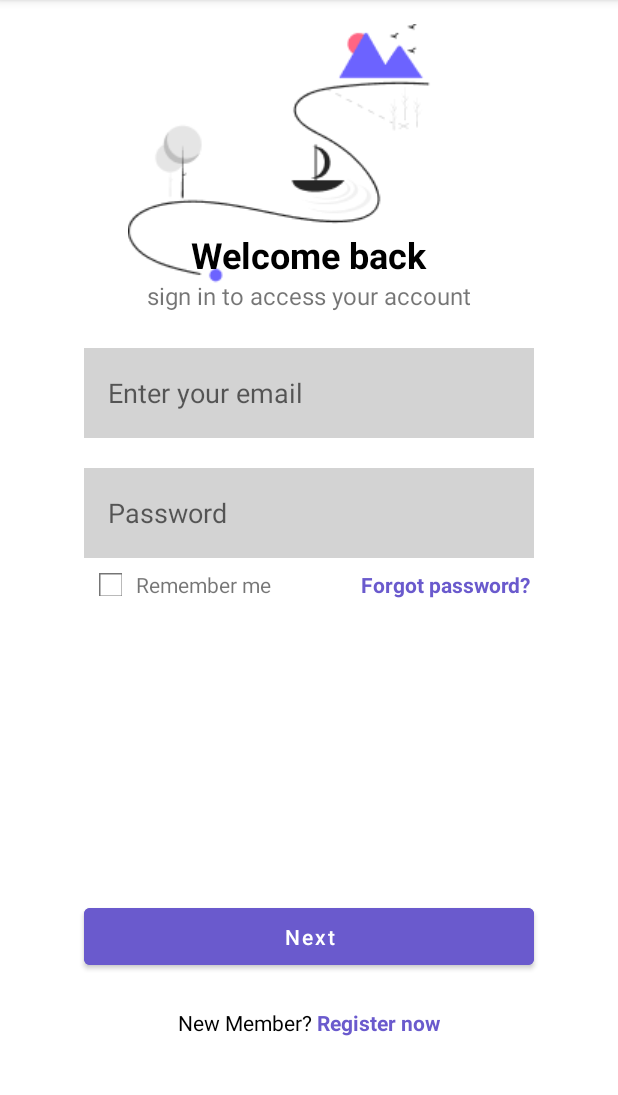
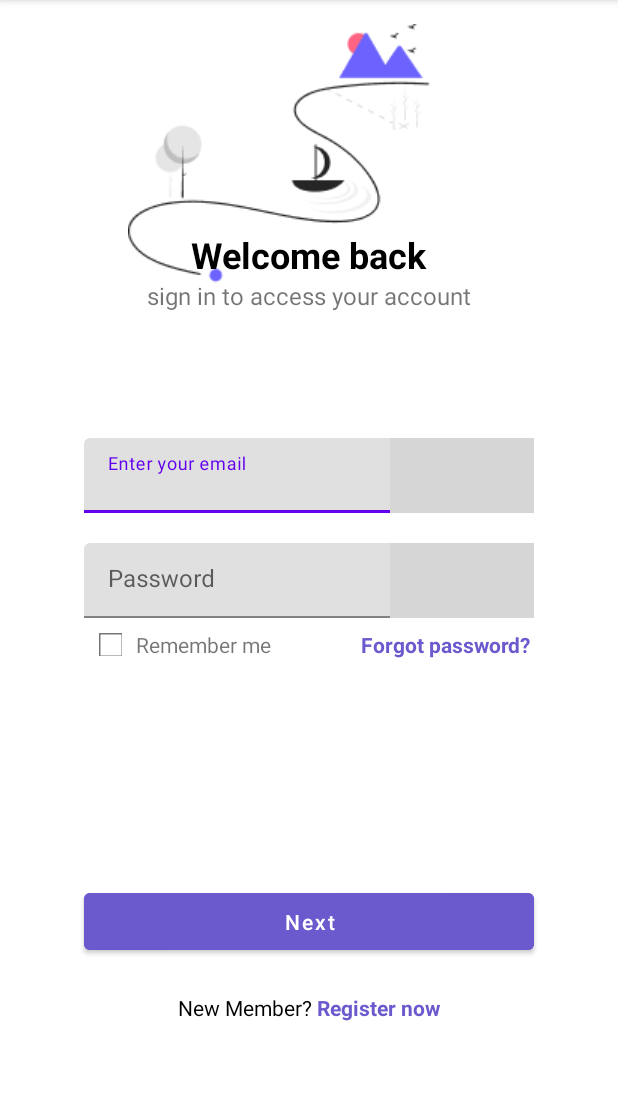
Before and after one commit to OleksandraLishchenko/assignment, an Android app: the screen it shows after launch (MainActivity), on a phone screen of 412 x 824 dp, the part 84-1179 px from its top. Run offline under Robolectric (Android 15) with nearby library versions, the phone set to English and light mode, and no system bars; grey boxes are pictures that could not be loaded.

Commit message:
Initial Commit

```diff
--- a/app/src/main/res/layout/activity_main.xml
+++ b/app/src/main/res/layout/activity_main.xml
@@ -3,6 +3,7 @@
     xmlns:tools="http://schemas.android.com/tools"
     android:layout_width="match_parent"
     android:layout_height="match_parent"
+    xmlns:app="http://schemas.android.com/apk/res-auto"
     tools:context=".MainActivity">
     <?xml version="1.0" encoding="utf-8"?>
 
@@ -42,22 +43,64 @@
             android:text="sign in to access your account"
             android:textSize="16sp" />
 
-        <EditText
+        <com.google.android.material.textfield.TextInputLayout
+            android:id="@+id/emailInput"
+            android:layout_width="300dp"
+            android:layout_height="50dp"
+            android:layout_gravity="center_horizontal"
+            android:hint="Enter your email"
+            android:layout_marginTop="60dp"
+            app:endIconMode="custom"
+            app:endIconDrawable="@drawable/mail">
+
+
+            <com.google.android.material.textfield.TextInputEditText
+                android:layout_width="match_parent"
+                android:layout_height="wrap_content"
+                />
+
+        </com.google.android.material.textfield.TextInputLayout>
+
+       <!--<EditText
+            android:id="@+id/emailInput"
             android:layout_width="300dp"
             android:layout_height="60dp"
             android:layout_gravity="center_horizontal"
             android:hint="Enter your email"
             android:padding="16dp"
-            android:background="#D3D3D3"/>
+           android:layout_marginTop="60dp"
+            android:background="#D3D3D3"/>-->
 
-        <EditText
+        <com.google.android.material.textfield.TextInputLayout
+            android:id="@+id/passlInput"
+            android:layout_width="300dp"
+            android:layout_height="50dp"
+            android:layout_gravity="center_horizontal"
+            android:hint="Password"
+            android:layout_marginTop="20dp"
+            app:endIconMode="custom"
+            app:endIconDrawable="@drawable/lock"
+            >
+
+
+
+            <com.google.android.material.textfield.TextInputEditText
+                android:layout_width="match_parent"
+                android:layout_height="wrap_content"
+                />
+
+        </com.google.android.material.textfield.TextInputLayout>
+
+
+
+        <!--<EditText
             android:layout_width="300dp"
             android:layout_height="60dp"
             android:layout_gravity="center_horizontal"
             android:layout_marginTop="20dp"
             android:hint="Password"
             android:padding="16dp"
-            android:background="#D3D3D3"/>
+            android:background="#D3D3D3"/>-->
 
 
 
@@ -83,6 +126,7 @@
                 android:text="Remember me"
                 android:textSize="14sp" />
 
+
             <TextView
                 android:layout_width="wrap_content"
                 android:layout_height="wrap_content"
@@ -91,7 +135,7 @@
                 android:text="Forgot password?"
                 android:textColor="#6A5ACD"
                 android:textStyle="bold"
-                android:textSize="14sp" />
+                android:textSize="14sp"/>
 
 
 
@@ -102,7 +146,7 @@
             android:layout_width="300dp"
             android:layout_height="50dp"
             android:layout_gravity="center"
-            android:layout_marginTop="200dp"
+            android:layout_marginTop="150dp"
             android:layout_marginBottom="9dp"
             android:backgroundTint="#6A5ACD"
             android:text="Next"
```
